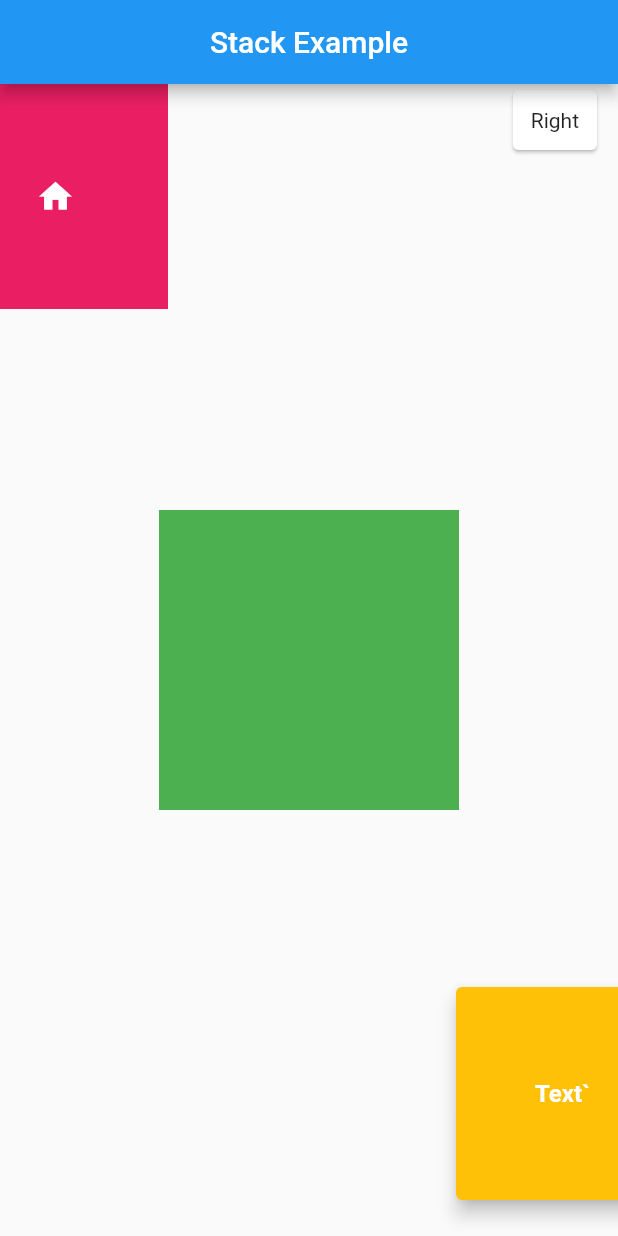
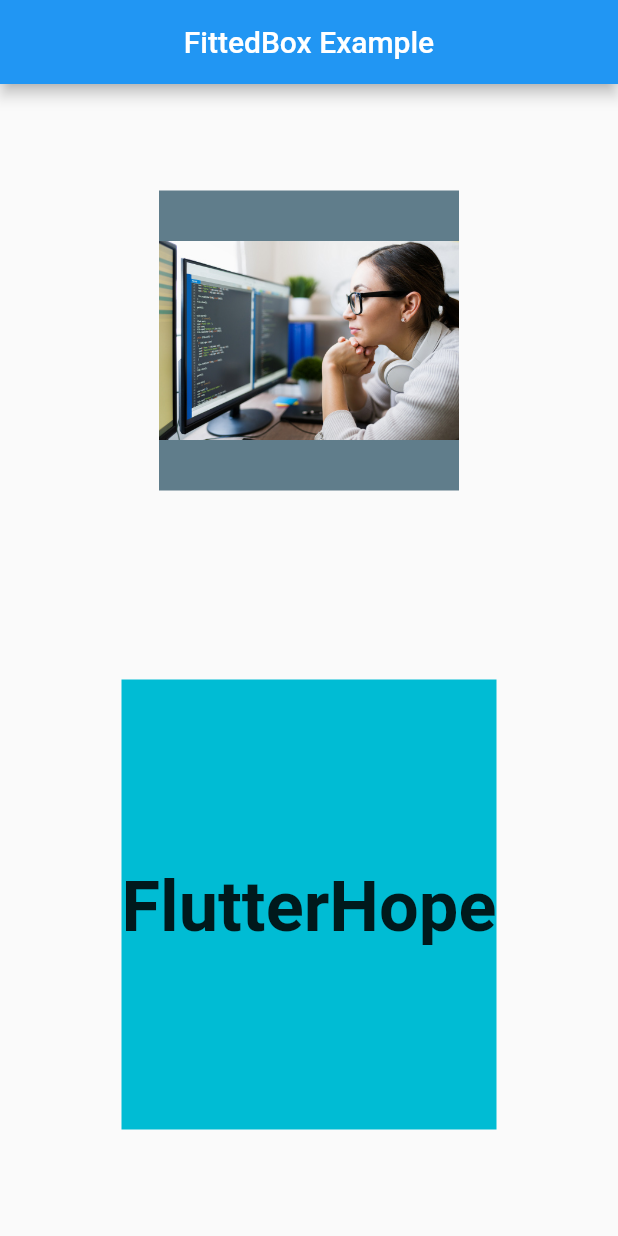
Before and after one commit to NilamPathak578/flutterHopeProjects, a Flutter app: the screen it shows after launch, on a phone screen of 412 x 824 dp. Run offline on Flutter 3.47's test engine with Material 2 defaults, Android fonts, the phone set to English and light mode, and no system bars; our stand-ins replace font_awesome_flutter.

Commit message:
FittedBox Example

```diff
--- /dev/null
+++ b/lib/Views/fitted_box.dart
@@ -0,0 +1,54 @@
+import 'package:flutter/material.dart';
+
+class FittedBoxExample extends StatefulWidget {
+  const FittedBoxExample({Key? key}) : super(key: key);
+
+  @override
+  State<FittedBoxExample> createState() => _FittedBoxExampleState();
+}
+
+class _FittedBoxExampleState extends State<FittedBoxExample> {
+  @override
+  Widget build(BuildContext context) {
+    return Scaffold(
+      appBar: AppBar(
+        title: const Text(
+          "FittedBox Example",
+        ),
+        centerTitle: true,
+      ),
+      body: Padding(
+        padding: const EdgeInsets.all(8.0),
+        child: Center(
+          child: Column(
+            mainAxisAlignment: MainAxisAlignment.spaceAround,
+            children: [
+              Container(
+                height: 200.0,
+                width: 200,
+                color: Colors.blueGrey,
+                child: FittedBox(
+                  fit: BoxFit.contain,
+                  child: Image.asset("assets/Images/girl.jpg"),
+                ),
+              ),
+              Container(
+                width: 250.0,
+                height: 300.0,
+                color: Colors.cyan,
+                child: const FittedBox(
+                  fit: BoxFit.contain,
+                  child: Text(
+                    "FlutterHope",
+                    style:
+                        TextStyle(fontSize: 20.0, fontWeight: FontWeight.w600),
+                  ),
+                ),
+              )
+            ],
+          ),
+        ),
+      ),
+    );
+  }
+}
--- a/lib/Views/stack_page.dart
+++ b/lib/Views/stack_page.dart
@@ -1,4 +1,3 @@
-import 'package:flutter/gestures.dart';
 import 'package:flutter/material.dart';
 
 class StackPage extends StatelessWidget {
@@ -13,6 +12,7 @@ class StackPage extends StatelessWidget {
       ),
       body: Stack(
         children: [
+
           Center(
             child: Container(
               height: 200.0,
@@ -68,6 +68,7 @@ class StackPage extends StatelessWidget {
           // ),
         ],
       ),
+
     );
   }
 }
--- a/lib/main.dart
+++ b/lib/main.dart
@@ -2,6 +2,7 @@ import 'package:flutter/material.dart';
 import 'package:flutterhopeprojects/Views/bottom_sheet.dart';
 import 'package:flutterhopeprojects/Views/date_picker.dart';
 import 'package:flutterhopeprojects/Views/first_screen.dart';
+import 'package:flutterhopeprojects/Views/fitted_box.dart';
 import 'package:flutterhopeprojects/Views/future_builder.dart';
 import 'package:flutterhopeprojects/Views/grid_view.dart';
 import 'package:flutterhopeprojects/Views/home_page.dart';
@@ -40,7 +41,8 @@ class MyApp extends StatelessWidget {
       //home: const Splash(),
       //home: const BottomSheetExample(),
       //home: const FirstScreen(),
-      home: const StackPage(),
+      //home: const StackPage(),
+      home: const FittedBoxExample(),
     );
   }
 }
```
